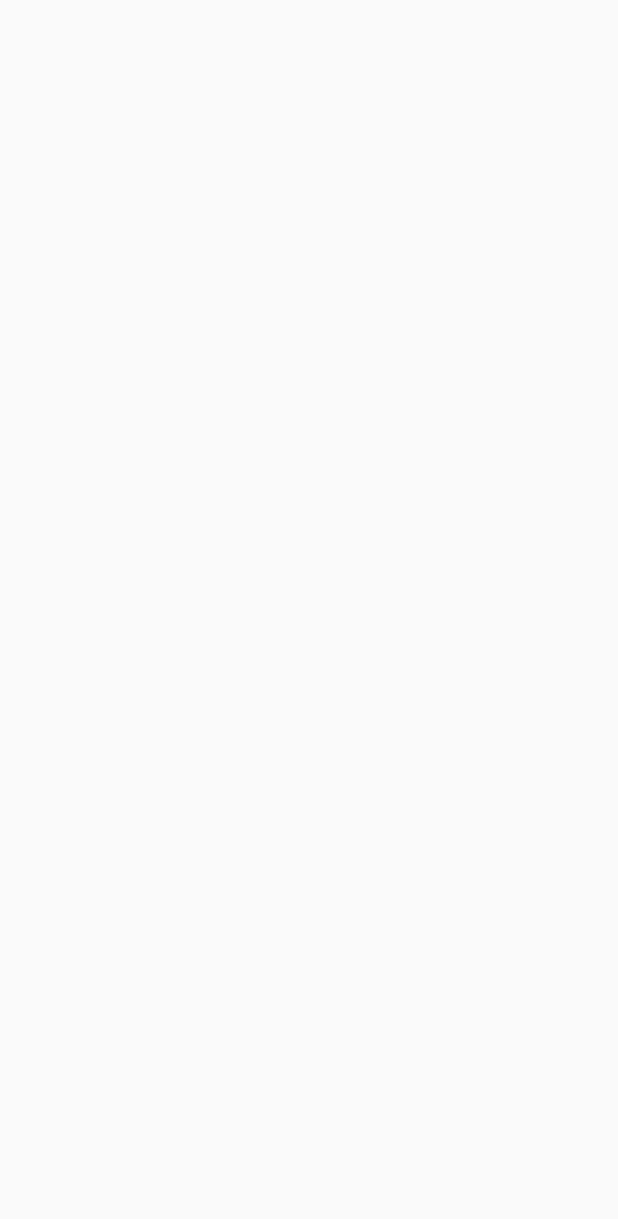
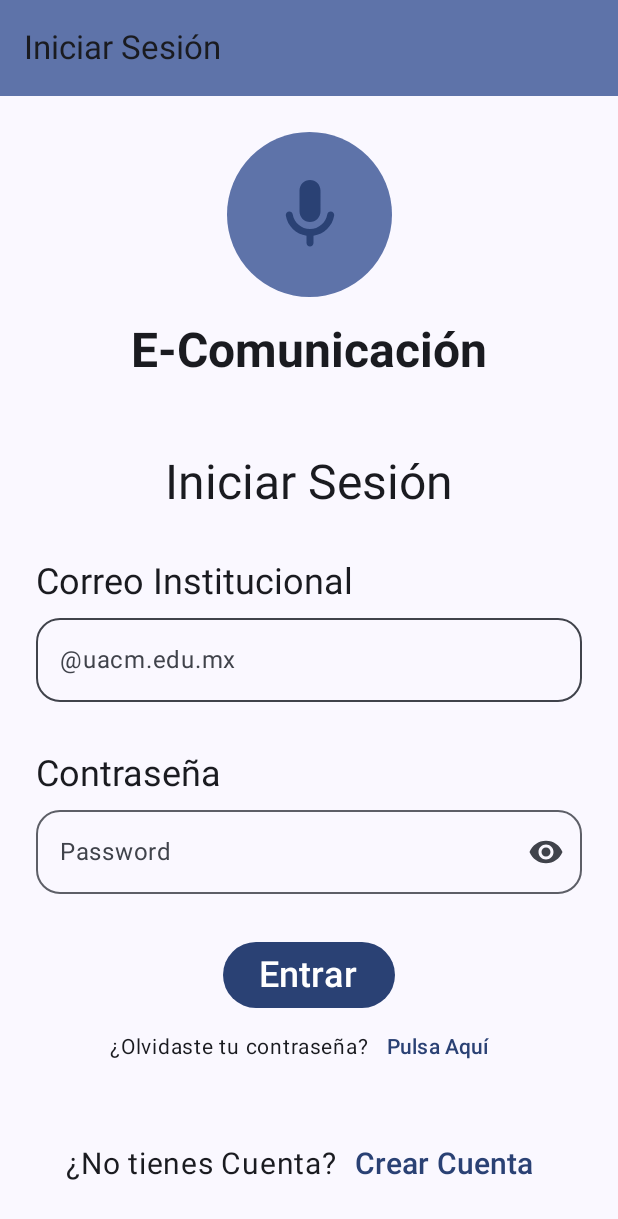
Before and after one commit to U-Nico-PR/EComunication, an Android app built with Jetpack Compose: the screen it shows after launch (MainActivity), on a phone screen of 412 x 824 dp. Before the commit the part shown is empty. Shown: the top 1219 px of the screen. Run offline under Robolectric (Android 15) with nearby library versions, the phone set to English and light mode, and no system bars.

Commit message:
Enlazar vistas

```diff
--- a/app/build.gradle.kts
+++ b/app/build.gradle.kts
@@ -46,6 +46,10 @@ dependencies {
     implementation(libs.androidx.core.ktx)
     implementation(libs.androidx.lifecycle.runtime.ktx)
 
+    // Dependencia para agregar ViewModel
+    implementation("androidx.lifecycle:lifecycle-viewmodel-compose:2.6.1")
+    // Para la navegación
+    implementation("androidx.navigation:navigation-compose:2.7.4")
     // Dependencia para Iconos
     implementation(libs.androidx.compose.material.icons.extended)
 
--- a/app/src/main/java/com/example/ecomunication/EComunicationScree.kt
+++ /dev/null
@@ -1,12 +0,0 @@
-package com.example.ecomunication
-
-import androidx.annotation.StringRes
-import androidx.compose.runtime.Composable
-
-enum class EComunicationScree(@StringRes val title: Int) {
-}
-
-@Composable
-fun EComunicationApp() {
-
-}
--- /dev/null
+++ b/app/src/main/java/com/example/ecomunication/UserViewModel.kt
@@ -0,0 +1,12 @@
+package com.example.ecomunication
+
+import androidx.lifecycle.ViewModel
+import com.example.ecomunication.data.UserUiState
+import kotlinx.coroutines.flow.MutableStateFlow
+import kotlinx.coroutines.flow.StateFlow
+import kotlinx.coroutines.flow.asStateFlow
+
+class UserViewModel: ViewModel() {
+    private val _uiState = MutableStateFlow(UserUiState())
+    val uiState: StateFlow<UserUiState> = _uiState.asStateFlow()
+}
--- /dev/null
+++ b/app/src/main/java/com/example/ecomunication/data/UserUiState.kt
@@ -0,0 +1,5 @@
+package com.example.ecomunication.data
+
+data class UserUiState(
+    val podcasts: Int = 0,
+)
--- /dev/null
+++ b/app/src/main/java/com/example/ecomunication/ui/EComunicationScree.kt
@@ -0,0 +1,184 @@
+package com.example.ecomunication.ui
+
+import androidx.annotation.StringRes
+import androidx.compose.foundation.layout.fillMaxSize
+import androidx.compose.foundation.layout.padding
+import androidx.compose.material.icons.Icons
+import androidx.compose.material.icons.filled.ArrowBack
+import androidx.compose.material3.ExperimentalMaterial3Api
+import androidx.compose.material3.Icon
+import androidx.compose.material3.IconButton
+import androidx.compose.material3.MaterialTheme
+import androidx.compose.material3.Scaffold
+import androidx.compose.material3.Text
+import androidx.compose.material3.TopAppBar
+import androidx.compose.material3.TopAppBarDefaults
+import androidx.compose.runtime.Composable
+import androidx.compose.runtime.collectAsState
+import androidx.compose.runtime.getValue
+import androidx.compose.ui.Modifier
+import androidx.compose.ui.res.dimensionResource
+import androidx.compose.ui.res.stringResource
+import androidx.lifecycle.viewmodel.compose.viewModel
+import androidx.navigation.NavHostController
+import androidx.navigation.compose.composable
+import androidx.navigation.compose.NavHost
+import androidx.navigation.compose.currentBackStackEntryAsState
+import androidx.navigation.compose.rememberNavController
+import com.example.ecomunication.UserViewModel
+import com.example.ecomunication.R
+
+enum class EComunicationScreen(@StringRes val title: Int) {
+    CambiarPassword(title = R.string.cambiar_password),
+    Configuration(title = R.string.cofiguracion),
+    Tema(title = R.string.elegir_tema),
+    EstadoPodcast(title = R.string.estado_podcast),
+    FaseEval(title = R.string.fase_eval),
+    Instrucciones(title = R.string.instrucctions),
+    Loggin(title = R.string.iniciar_sesion),
+    PodcastPub(title = R.string.podcast_publicados),
+    Podcast(title = R.string.podcast),
+    Proceso(title = R.string.proceso_video),
+    Resumen(title = R.string.resumen_tema)
+}
+
+@OptIn(ExperimentalMaterial3Api::class)
+@Composable
+fun EComunicationAppBar(
+    navegarAtras: Boolean,
+    nav: () -> Unit,
+    actualScreen: EComunicationScreen,
+    modifier: Modifier = Modifier
+) {
+    TopAppBar(
+        title = { Text(stringResource(id = actualScreen.title)) },
+        colors = TopAppBarDefaults.mediumTopAppBarColors(
+            containerColor = MaterialTheme.colorScheme.primaryContainer
+        ),
+        modifier = modifier,
+        navigationIcon = {
+            if(navegarAtras) {
+                IconButton(onClick = nav) {
+                    Icon(
+                        imageVector = Icons.Filled.ArrowBack,
+                        contentDescription =stringResource(R.string.back_button)
+                    )
+                }
+            }
+        }
+    )
+}
+
+@Composable
+fun EComunicationApp(
+    viewModel: UserViewModel = viewModel(),
+    navController: NavHostController = rememberNavController()
+) {
+    val backStackEntry by navController.currentBackStackEntryAsState()
+    val currentScreen = EComunicationScreen.valueOf(
+        backStackEntry?.destination?.route ?: EComunicationScreen.Loggin.name
+    )
+    Scaffold(
+        topBar = {
+            EComunicationAppBar(
+                navegarAtras = navController.previousBackStackEntry != null,
+                actualScreen = currentScreen,
+                nav = { navController.navigateUp() }
+            )
+        }
+    ) { innerPadding ->
+        val uiState by viewModel.uiState.collectAsState()
+        NavHost(
+            navController = navController,
+            startDestination = EComunicationScreen.Loggin.name,
+            modifier = Modifier.padding(innerPadding)
+        ){
+            composable(route = EComunicationScreen.Loggin.name) {
+                LoginScreen(
+                    siguiente = {
+                        navController.navigate(EComunicationScreen.PodcastPub.name)
+                    },
+                    modifier = Modifier
+                        .fillMaxSize()
+                        .padding(dimensionResource(R.dimen.padding_large))
+                )
+            }
+            composable(route = EComunicationScreen.PodcastPub.name) {
+                PodcastPublicadosScreen(
+                    botonNuevo = {
+                        navController.navigate(EComunicationScreen.Tema.name)
+                    },
+                    botonEstadoPodcast = {
+                        navController.navigate(EComunicationScreen.EstadoPodcast.name)
+                    },
+                    botonFeedback = {
+                        navController.navigate(EComunicationScreen.Podcast.name)
+                    },
+                    modifier = Modifier
+                        .fillMaxSize()
+                        .padding(dimensionResource(R.dimen.padding_large))
+                )
+            }
+            composable(route = EComunicationScreen.Podcast.name) {
+                PotcastScreen(
+                    modifier = Modifier
+                        .fillMaxSize()
+                        .padding(dimensionResource(R.dimen.padding_large))
+                )
+            }
+            composable(route = EComunicationScreen.EstadoPodcast.name) {
+                EstadoPodcastScreen(
+                    regresar = {
+                        if (navController.previousBackStackEntry != null) {
+                            navController.navigateUp()
+                        }
+                    },
+                    modifier = Modifier
+                        .fillMaxSize()
+                        .padding(dimensionResource(R.dimen.padding_large))
+                )
+            }
+            composable(route = EComunicationScreen.Tema.name) {
+                ElegirTemaScreen(
+                    onClickComenzar = {
+                        navController.navigate(EComunicationScreen.Instrucciones.name)
+                    },
+                    modifier = Modifier
+                        .fillMaxSize()
+                        .padding(dimensionResource(R.dimen.padding_large))
+                )
+            }
+            composable(route = EComunicationScreen.Instrucciones.name) {
+                InstruccionesScreen(
+                    onClickContinuar = {
+                        navController.navigate(EComunicationScreen.Resumen.name)
+                    },
+                    onClickCancel = {
+                        navController.popBackStack(EComunicationScreen.Tema.name, inclusive = false)
+                    },
+                    modifier = Modifier
+                        .fillMaxSize()
+                        .padding(dimensionResource(R.dimen.padding_large))
+                )
+            }
+            composable(route = EComunicationScreen.Resumen.name) {
+                ResumenTemaScreen(
+                    // Aquí se debe poner una forma de pasar a la siguiente pantalla que es grabar el video.
+                    modifier = Modifier
+                        .fillMaxSize()
+                        .padding(dimensionResource(R.dimen.padding_large))
+                )
+            }
+            composable(route = EComunicationScreen.FaseEval.name) {
+                FaseEvalScreen(
+                    onClick = {
+                        navController.popBackStack(EComunicationScreen.PodcastPub.name, inclusive = false)
+                    },
+                    modifier = Modifier
+                        .fillMaxSize()
+                        .padding(dimensionResource(R.dimen.padding_large))
+                )
+            }
+        }
+    }
+}
--- a/app/src/main/java/com/example/ecomunication/ui/FaseEvalScreen.kt
+++ b/app/src/main/java/com/example/ecomunication/ui/FaseEvalScreen.kt
@@ -15,6 +15,7 @@ import com.example.ecomunication.ui.theme.EComunicationTheme
 
 @Composable
 fun FaseEvalScreen(
+    onClick: () -> Unit,
     modifier: Modifier = Modifier
 ) {
     Column(
@@ -23,6 +24,7 @@ fun FaseEvalScreen(
         horizontalAlignment = Alignment.CenterHorizontally
     ) {
         NotaYBoton(
+            onClick = onClick,
             texto = R.string.fase_evaluacion,
             textoBoton = "Continuar",
             showIcon = true,
@@ -35,6 +37,7 @@ fun FaseEvalScreen(
 fun FaseEvalPreview() {
     EComunicationTheme() {
         FaseEvalScreen(
+            onClick = {},
             modifier = Modifier
                 .fillMaxSize()
                 .padding(dimensionResource(R.dimen.padding_large))
--- a/app/src/main/java/com/example/ecomunication/ui/ProcesoScree.kt
+++ b/app/src/main/java/com/example/ecomunication/ui/ProcesoScree.kt
@@ -15,6 +15,7 @@ import com.example.ecomunication.ui.theme.EComunicationTheme
 
 @Composable
 fun ProcesoScreen(
+    onClick: () -> Unit,
     modifier: Modifier = Modifier
 ) {
     Column(
@@ -23,6 +24,7 @@ fun ProcesoScreen(
         horizontalAlignment = Alignment.CenterHorizontally
     ) {
         NotaYBoton(
+            onClick = onClick,
             texto = R.string.proceso,
             textoBoton = "Entendido",
             showIcon = false,
@@ -35,6 +37,7 @@ fun ProcesoScreen(
 fun ProcesoPreview() {
     EComunicationTheme() {
         ProcesoScreen(
+            onClick = {},
             modifier = Modifier
                 .fillMaxSize()
                 .padding(dimensionResource(R.dimen.padding_large))
--- a/app/src/main/java/com/example/ecomunication/ui/components/ComunUi.kt
+++ b/app/src/main/java/com/example/ecomunication/ui/components/ComunUi.kt
@@ -113,6 +113,7 @@ fun Contrasenia(
 
 @Composable
 fun NotaYBoton(
+    onClick: () -> Unit,
     @StringRes texto: Int,
     textoBoton: String,
     showIcon: Boolean,
@@ -126,7 +127,7 @@ fun NotaYBoton(
     }
     Spacer(modifier = Modifier.padding(dimensionResource(R.dimen.padding_large)))
     Button(
-        onClick = {},
+        onClick = onClick,
         modifier = Modifier.fillMaxWidth()
     ) {
         Text(
--- a/app/src/main/res/values/strings.xml
+++ b/app/src/main/res/values/strings.xml
@@ -1,7 +1,19 @@
 <resources>
     <string name="app_name">E-Comunicación</string>
+
+    <string name="cambiar_password">Cambiar Contraseña</string>
+    <string name="cofiguracion">Configuración</string>
+    <string name="elegir_tema">Elegir tema</string>
+    <string name="estado_podcast">Estado Podcast</string>
+    <string name="fase_eval">Fase Evaluación</string>
+    <string name="instrucctions">Instrucciones</string>
     <string name="iniciar_sesion">Iniciar Sesión</string>
-    <string name="cambiar_password">Cambiar Contraseña</string>
+    <string name="podcast_publicados">Podcast Publicados</string>
+    <string name="podcast">Podcast</string>
+    <string name="proceso_video">Proceso</string>
+    <string name="resumen_tema">Resumen del Tema</string>
+    <string name="back_button">Back</string>
+
     <string name="numero_podcasts">Publicaciones: %d</string>
     <string name="comentarios">Comentarios: %d</string>
     <string name="tema"><![CDATA[<b>Tema:</b>]]> %s</string>
```
Also changed, not shown: app/src/main/java/com/example/ecomunication/MainActivity.kt (+1 -7 lines), app/src/main/java/com/example/ecomunication/ui/ElegirTemaScreen.kt (+14 -3 lines), app/src/main/java/com/example/ecomunication/ui/EstadoPodcastScreen.kt (+6 -2 lines), app/src/main/java/com/example/ecomunication/ui/InstruccionesScreen.kt (renamed from app/src/main/java/com/example/ecomunication/ui/IntuccionesScreen.kt, +10 -8 lines), app/src/main/java/com/example/ecomunication/ui/LoginScreen.kt (+17 -8 lines), app/src/main/java/com/example/ecomunication/ui/PodcastPubScreen.kt (+49 -66 lines), app/src/main/java/com/example/ecomunication/ui/PotcastScreen.kt (+61 -4 lines), app/src/main/java/com/example/ecomunication/ui/ResumenTemaScreen.kt (+5 -2 lines).
